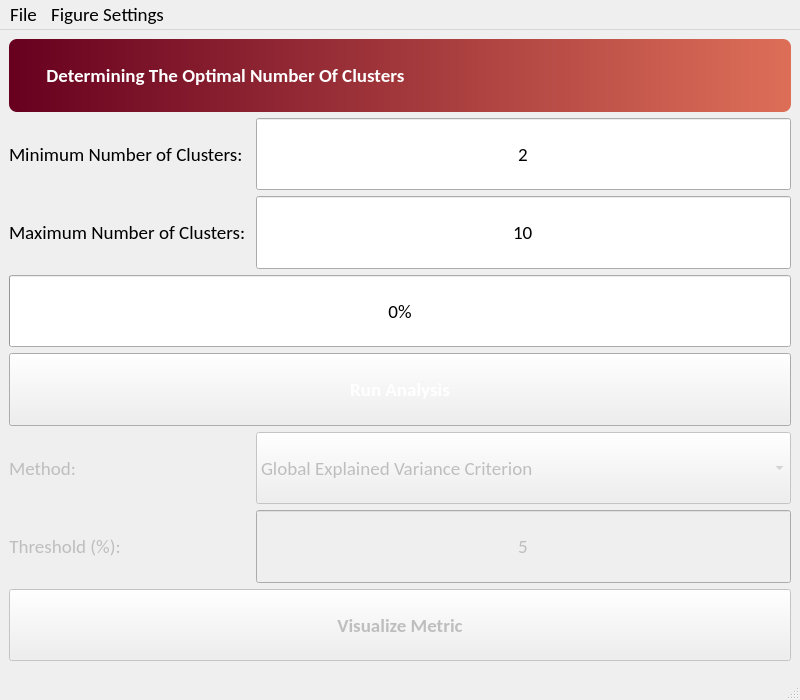
eeg-comet/eeg-comet, file eeg_comet/ui/OptimizerVisualizationWindow.ui: the form before one commit.
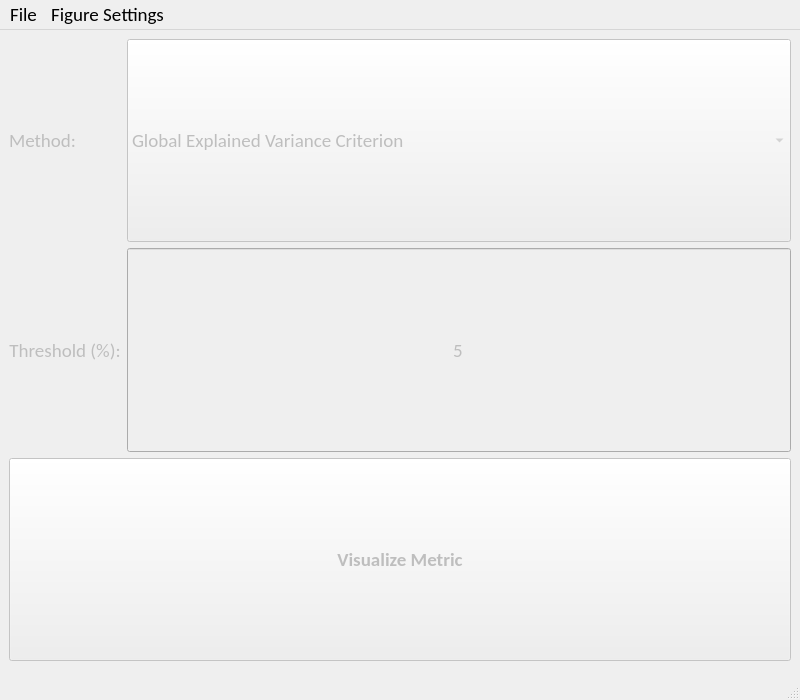
The form after the commit.

Commit message: fixed cluster optimizer bug

Diff of the .ui file:
```diff
--- a/eeg_comet/ui/OptimizerVisualizationWindow.ui
+++ b/eeg_comet/ui/OptimizerVisualizationWindow.ui
@@ -27,324 +27,10 @@
   </property>
   <widget class="QWidget" name="centralwidget">
    <layout class="QGridLayout" name="gridLayout_2">
-    <item row="2" column="0">
-     <widget class="QLabel" name="optimizer_max_label">
-      <property name="sizePolicy">
-       <sizepolicy hsizetype="Maximum" vsizetype="Preferred">
-        <horstretch>0</horstretch>
-        <verstretch>0</verstretch>
-       </sizepolicy>
-      </property>
-      <property name="minimumSize">
-       <size>
-        <width>0</width>
-        <height>24</height>
-       </size>
-      </property>
-      <property name="maximumSize">
-       <size>
-        <width>16777215</width>
-        <height>16777215</height>
-       </size>
-      </property>
-      <property name="font">
-       <font>
-        <family>Calibri</family>
-        <pointsize>14</pointsize>
-       </font>
-      </property>
-      <property name="text">
-       <string>Maximum Number of Clusters: </string>
-      </property>
-     </widget>
-    </item>
-    <item row="1" column="0">
-     <widget class="QLabel" name="optimizer_min_label">
-      <property name="sizePolicy">
-       <sizepolicy hsizetype="Maximum" vsizetype="Preferred">
-        <horstretch>0</horstretch>
-        <verstretch>0</verstretch>
-       </sizepolicy>
-      </property>
-      <property name="minimumSize">
-       <size>
-        <width>0</width>
-        <height>24</height>
-       </size>
-      </property>
-      <property name="maximumSize">
-       <size>
-        <width>16777215</width>
-        <height>16777215</height>
-       </size>
-      </property>
-      <property name="font">
-       <font>
-        <family>Calibri</family>
-        <pointsize>14</pointsize>
-       </font>
-      </property>
-      <property name="text">
-       <string>Minimum Number of Clusters: </string>
-      </property>
-     </widget>
-    </item>
-    <item row="3" column="0" colspan="2">
-     <widget class="QProgressBar" name="optimizer_progressbar">
-      <property name="sizePolicy">
-       <sizepolicy hsizetype="Expanding" vsizetype="Preferred">
-        <horstretch>0</horstretch>
-        <verstretch>0</verstretch>
-       </sizepolicy>
-      </property>
-      <property name="minimumSize">
-       <size>
-        <width>0</width>
-        <height>24</height>
-       </size>
-      </property>
-      <property name="maximumSize">
-       <size>
-        <width>16777215</width>
-        <height>16777215</height>
-       </size>
-      </property>
-      <property name="font">
-       <font>
-        <family>Calibri</family>
-        <pointsize>14</pointsize>
-       </font>
-      </property>
-      <property name="value">
-       <number>0</number>
-      </property>
-     </widget>
-    </item>
-    <item row="2" column="1">
-     <widget class="QLineEdit" name="optimizer_max_input">
-      <property name="toolTip">
-       <string>Largest number of clusters (k) to test</string>
-      </property>
-      <property name="sizePolicy">
-       <sizepolicy hsizetype="Preferred" vsizetype="Preferred">
-        <horstretch>0</horstretch>
-        <verstretch>0</verstretch>
-       </sizepolicy>
-      </property>
-      <property name="minimumSize">
-       <size>
-        <width>0</width>
-        <height>24</height>
-       </size>
-      </property>
-      <property name="maximumSize">
-       <size>
-        <width>16777215</width>
-        <height>16777215</height>
-       </size>
-      </property>
-      <property name="font">
-       <font>
-        <family>Calibri</family>
-        <pointsize>14</pointsize>
-        <weight>50</weight>
-        <bold>false</bold>
-       </font>
-      </property>
-      <property name="text">
-       <string>10</string>
-      </property>
-      <property name="maxLength">
-       <number>2</number>
-      </property>
-      <property name="alignment">
-       <set>Qt::AlignCenter</set>
-      </property>
-     </widget>
-    </item>
-    <item row="4" column="0" colspan="2">
-     <widget class="QPushButton" name="optimizer_button">
-      <property name="toolTip">
-       <string>Run the optimisation across the selected k range</string>
-      </property>
-      <property name="sizePolicy">
-       <sizepolicy hsizetype="Preferred" vsizetype="Preferred">
-        <horstretch>0</horstretch>
-        <verstretch>0</verstretch>
-       </sizepolicy>
-      </property>
-      <property name="minimumSize">
-       <size>
-        <width>0</width>
-        <height>24</height>
-       </size>
-      </property>
-      <property name="maximumSize">
-       <size>
-        <width>16777215</width>
-        <height>16777215</height>
-       </size>
-      </property>
-      <property name="font">
-       <font>
-        <family>Calibri</family>
-        <pointsize>14</pointsize>
-        <weight>75</weight>
-        <bold>true</bold>
-       </font>
-      </property>
-      <property name="cursor">
-       <cursorShape>PointingHandCursor</cursorShape>
-      </property>
-      <property name="styleSheet">
-       <string notr="true">QPushButton {
-    background: qlineargradient(x1:0, y1:0, x2:1, y2:0,
-        stop:0 #4ade80,
-        stop:0.5 #177226,
-        stop:1 #4ade80);
-    color: white;
-    font-size: 14pt;
-}
-
-QPushButton:hover {
-    background: qlineargradient(x1:0, y1:0, x2:1, y2:0,
-        stop:0 #177226,
-        stop:0.5 #4ade80,
-        stop:1 #177226);
-    color: white;
-    font-size: 16pt;
-}
-
-QPushButton:disabled {
-    background: #bdc3c7;
-    color: #7f8c8d;
-    font-size: 14pt;
-}</string>
-      </property>
-      <property name="text">
-       <string>Run Analysis</string>
-      </property>
-     </widget>
-    </item>
-    <item row="5" column="0" colspan="2">
-     <layout class="QVBoxLayout" name="Figure_Layout"/>
-    </item>
     <item row="0" column="0" colspan="2">
-     <widget class="QLabel" name="optimizer_top_label">
-      <property name="sizePolicy">
-       <sizepolicy hsizetype="Preferred" vsizetype="Preferred">
-        <horstretch>0</horstretch>
-        <verstretch>0</verstretch>
-       </sizepolicy>
-      </property>
-      <property name="minimumSize">
-       <size>
-        <width>0</width>
-        <height>60</height>
-       </size>
-      </property>
-      <property name="maximumSize">
-       <size>
-        <width>16777215</width>
-        <height>80</height>
-       </size>
-      </property>
-      <property name="font">
-       <font>
-        <family>Calibri</family>
-        <pointsize>14</pointsize>
-        <weight>75</weight>
-        <bold>true</bold>
-       </font>
-      </property>
-      <property name="styleSheet">
-       <string notr="true">color: white; background: qlineargradient(x1:0, y1:0, x2:1, y2:0, stop:0 #67001F, stop:1 #DD6F58); border-radius: 8px; padding-left: 12px;</string>
-      </property>
-      <property name="text">
-       <string>     Determining The Optimal Number Of Clusters</string>
-      </property>
-     </widget>
+     <layout class="QVBoxLayout" name="Figure_Layout"/>
     </item>
-    <item row="1" column="1">
-     <widget class="QLineEdit" name="optimizer_min_input">
-      <property name="toolTip">
-       <string>Smallest number of clusters (k) to test</string>
-      </property>
-      <property name="sizePolicy">
-       <sizepolicy hsizetype="Preferred" vsizetype="Preferred">
-        <horstretch>0</horstretch>
-        <verstretch>0</verstretch>
-       </sizepolicy>
-      </property>
-      <property name="minimumSize">
-       <size>
-        <width>0</width>
-        <height>24</height>
-       </size>
-      </property>
-      <property name="maximumSize">
-       <size>
-        <width>16777215</width>
-        <height>16777215</height>
-       </size>
-      </property>
-      <property name="font">
-       <font>
-        <family>Calibri</family>
-        <pointsize>14</pointsize>
-        <weight>50</weight>
-        <bold>false</bold>
-       </font>
-      </property>
-      <property name="text">
-       <string>2</string>
-      </property>
-      <property name="maxLength">
-       <number>2</number>
-      </property>
-      <property name="alignment">
-       <set>Qt::AlignCenter</set>
-      </property>
-     </widget>
-    </item>
-    <item row="7" column="0">
-     <widget class="QLabel" name="optimizer_stop_condition_label">
-      <property name="enabled">
-       <bool>false</bool>
-      </property>
-      <property name="sizePolicy">
-       <sizepolicy hsizetype="Maximum" vsizetype="Preferred">
-        <horstretch>0</horstretch>
-        <verstretch>0</verstretch>
-       </sizepolicy>
-      </property>
-      <property name="minimumSize">
-       <size>
-        <width>0</width>
-        <height>24</height>
-       </size>
-      </property>
-      <property name="maximumSize">
-       <size>
-        <width>16777215</width>
-        <height>16777215</height>
-       </size>
-      </property>
-      <property name="font">
-       <font>
-        <family>Calibri</family>
-        <pointsize>14</pointsize>
-       </font>
-      </property>
-      <property name="text">
-       <string>Threshold (%):</string>
-      </property>
-      <property name="alignment">
-       <set>Qt::AlignCenter</set>
-      </property>
-     </widget>
-    </item>
-    <item row="6" column="0">
+    <item row="1" column="0">
      <widget class="QLabel" name="optimizer_method_label">
       <property name="enabled">
        <bool>false</bool>
@@ -381,47 +67,7 @@
       </property>
      </widget>
     </item>
-    <item row="7" column="1">
-     <widget class="QLineEdit" name="optimizer_stopping_threshold_input">
-      <property name="toolTip">
-       <string>Stop searching when criterion improvement falls below this percentage</string>
-      </property>
-      <property name="enabled">
-       <bool>false</bool>
-      </property>
-      <property name="sizePolicy">
-       <sizepolicy hsizetype="Preferred" vsizetype="Preferred">
-        <horstretch>0</horstretch>
-        <verstretch>0</verstretch>
-       </sizepolicy>
-      </property>
-      <property name="minimumSize">
-       <size>
-        <width>0</width>
-        <height>24</height>
-       </size>
-      </property>
-      <property name="maximumSize">
-       <size>
-        <width>16777215</width>
-        <height>16777215</height>
-       </size>
-      </property>
-      <property name="font">
-       <font>
-        <family>Calibri</family>
-        <pointsize>14</pointsize>
-       </font>
-      </property>
-      <property name="text">
-       <string>5</string>
-      </property>
-      <property name="alignment">
-       <set>Qt::AlignCenter</set>
-      </property>
-     </widget>
-    </item>
-    <item row="6" column="1">
+    <item row="1" column="1">
      <widget class="QComboBox" name="optimizer_combobox">
       <property name="toolTip">
        <string>Criterion used to evaluate cluster quality at each k</string>
@@ -475,7 +121,84 @@
       </item>
      </widget>
     </item>
-    <item row="8" column="0" colspan="2">
+    <item row="2" column="0">
+     <widget class="QLabel" name="optimizer_stop_condition_label">
+      <property name="enabled">
+       <bool>false</bool>
+      </property>
+      <property name="sizePolicy">
+       <sizepolicy hsizetype="Maximum" vsizetype="Preferred">
+        <horstretch>0</horstretch>
+        <verstretch>0</verstretch>
+       </sizepolicy>
+      </property>
+      <property name="minimumSize">
+       <size>
+        <width>0</width>
+        <height>24</height>
+       </size>
+      </property>
+      <property name="maximumSize">
+       <size>
+        <width>16777215</width>
+        <height>16777215</height>
+       </size>
+      </property>
+      <property name="font">
+       <font>
+        <family>Calibri</family>
+        <pointsize>14</pointsize>
+       </font>
+      </property>
+      <property name="text">
+       <string>Threshold (%):</string>
+      </property>
+      <property name="alignment">
+       <set>Qt::AlignCenter</set>
+      </property>
+     </widget>
+    </item>
+    <item row="2" column="1">
+     <widget class="QLineEdit" name="optimizer_stopping_threshold_input">
+      <property name="toolTip">
+       <string>Recompute the optimal k for GEV when the improvement falls below this percentage</string>
+      </property>
+      <property name="enabled">
+       <bool>false</bool>
+      </property>
+      <property name="sizePolicy">
+       <sizepolicy hsizetype="Preferred" vsizetype="Preferred">
+        <horstretch>0</horstretch>
+        <verstretch>0</verstretch>
+       </sizepolicy>
+      </property>
+      <property name="minimumSize">
+       <size>
+        <width>0</width>
+        <height>24</height>
+       </size>
+      </property>
+      <property name="maximumSize">
+       <size>
+        <width>16777215</width>
+        <height>16777215</height>
+       </size>
+      </property>
+      <property name="font">
+       <font>
+        <family>Calibri</family>
+        <pointsize>14</pointsize>
+       </font>
+      </property>
+      <property name="text">
+       <string>5</string>
+      </property>
+      <property name="alignment">
+       <set>Qt::AlignCenter</set>
+      </property>
+     </widget>
+    </item>
+    <item row="3" column="0" colspan="2">
      <widget class="QPushButton" name="visualize_button">
       <property name="toolTip">
        <string>Plot the chosen criterion as a function of k</string>
```
The commit also changes 4 other files.
